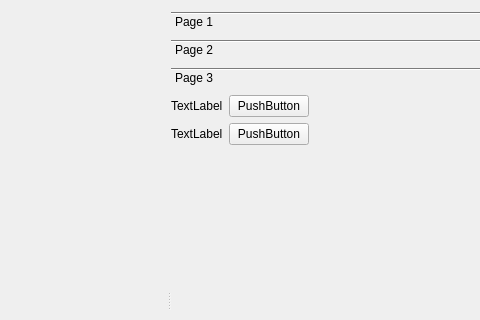
Before: the Qt Designer form src/designer/designer.ui in ClemensDegasper/SceneDesigner, drawn with Qt 5; both pictures show x 170 to 650 and y 0 to 320 of the 894 by 600 pixel window.
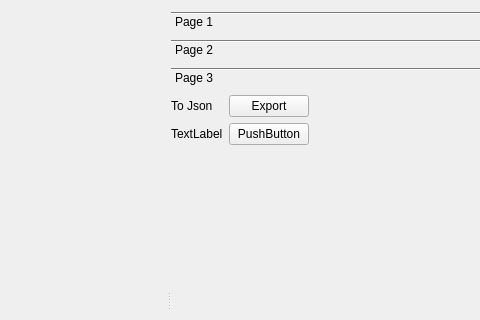
After: the same form once the commit is applied. The open tabs and pages were chosen to show the change. Custom widgets are drawn as their Qt base class.

Commit message: changed one of the dummy buttons the export to json button

What changed in the file:
```diff
--- a/src/designer/designer.ui
+++ b/src/designer/designer.ui
@@ -606,8 +606,8 @@
            <rect>
             <x>0</x>
             <y>0</y>
-            <width>100</width>
-            <height>30</height>
+            <width>556</width>
+            <height>307</height>
            </rect>
           </property>
           <attribute name="label">
@@ -626,7 +626,7 @@
             <item row="0" column="1">
              <widget class="QPushButton" name="pushButton">
               <property name="text">
-               <string>PushButton</string>
+               <string>Export</string>
               </property>
              </widget>
             </item>
@@ -646,7 +646,7 @@
             <item row="0" column="0">
              <widget class="QLabel" name="label">
               <property name="text">
-               <string>TextLabel</string>
+               <string>To Json</string>
               </property>
              </widget>
             </item>
```
Left out of the diff: 10 changed lines with no effect on the pictures. The commit also changes 2 other files.
